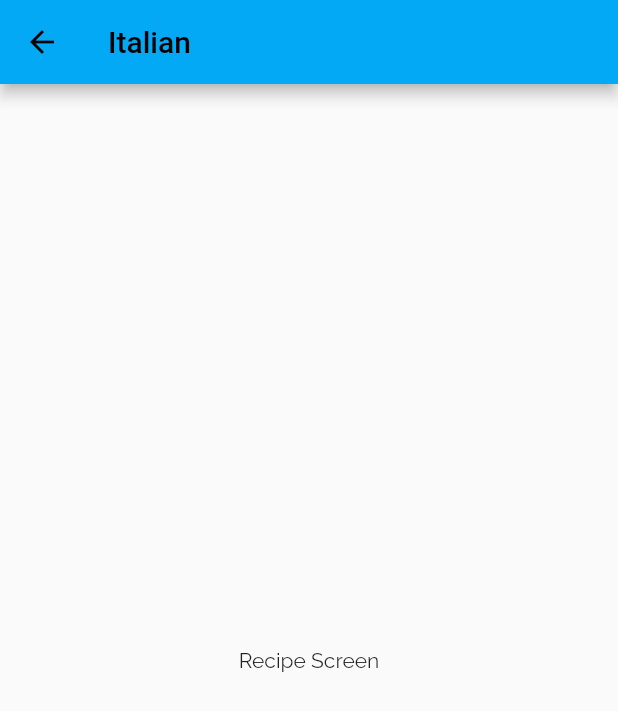
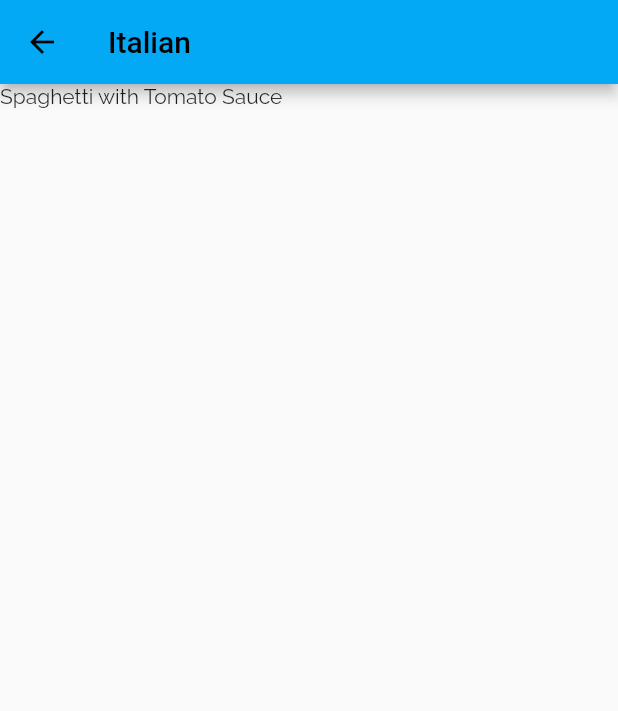
Before and after one commit to dwnlglendale/dine, a Flutter app: the screen it shows after launch, after a tap on "Italian", on a phone screen of 412 x 824 dp. Shown: the top 711 px of the screen. Run offline on Flutter 3.47's test engine with Material 2 defaults, Android fonts, the phone set to English and light mode, and no system bars; our stand-ins replace google_fonts.

Commit message:
added recipes page

```diff
--- a/lib/category_meals.dart
+++ /dev/null
@@ -1,24 +0,0 @@
-import 'package:flutter/material.dart';
-
-class CategoryMeals extends StatelessWidget {
-   const CategoryMeals({Key? key,}) : super(key: key);
-
-   static const routeName = '/category-meals';
-
-@override
-  Widget build(BuildContext context) {
-
-    final routeArgs = ModalRoute.of(context)!.settings.arguments as Map<String, String> ;
-    final categoryTitle = routeArgs['title'];
-    final categoryId = routeArgs['id'];
-
-    return Scaffold(
-      appBar: AppBar(
-        title:  Text(categoryTitle!),
-      ),
-      body: const Center(
-        child: Text('Recipe Screen'),
-      ),
-    );
-  }
-}
--- a/lib/category_item.dart
+++ b/lib/widgets/category_item.dart
@@ -1,4 +1,4 @@
-import 'package:dine/category_meals.dart';
+import 'package:dine/widgets/category_meals.dart';
 import 'package:flutter/material.dart';
 
 import 'category_meals.dart';
--- /dev/null
+++ b/lib/widgets/category_meals.dart
@@ -0,0 +1,33 @@
+import 'package:dine/widgets/dummy_data.dart';
+import 'package:flutter/material.dart';
+
+
+class CategoryMeals extends StatelessWidget {
+  const CategoryMeals({
+    Key? key,
+  }) : super(key: key);
+
+  static const routeName = '/category-meals';
+
+  @override
+  Widget build(BuildContext context) {
+    final routeArgs =
+        ModalRoute.of(context)!.settings.arguments as Map<String, String>;
+    final categoryTitle = routeArgs['title'];
+    final categoryId = routeArgs['id'];
+    final categoryMeals = dummyMeals.where((meal) {
+      return meal.catID.contains(categoryId);
+    }).toList();
+
+    return Scaffold(
+      appBar: AppBar(
+        title: Text(categoryTitle!),
+      ),
+      body:  SafeArea(
+        child: ListView.builder(itemBuilder: (ctx, index){
+             return Text(categoryMeals[index].title);
+        }, itemCount: categoryMeals.length,),
+      ),
+    );
+  }
+}
--- /dev/null
+++ b/lib/widgets/dummy_data.dart
@@ -0,0 +1,60 @@
+import 'package:dine/models/meal.dart';
+import 'package:flutter/material.dart';
+
+import '../models/category.dart';
+
+const dummyCategories = [
+  Category(iD: 'c1', title: 'Italian', bgColor: Colors.blue),
+  Category(iD: 'c2', title: 'Chinese', bgColor: Colors.yellow),
+  Category(iD: 'c3', title: 'Ghanaian', bgColor: Colors.red),
+  Category(iD: 'c4', title: 'French', bgColor: Colors.grey),
+  Category(iD: 'c5', title: 'Portuguese', bgColor: Colors.green),
+  Category(iD: 'c6', title: 'Jamaican', bgColor: Colors.indigo),
+  Category(iD: 'c7', title: 'British', bgColor: Colors.orange),
+  Category(iD: 'c8', title: 'American', bgColor: Colors.blue),
+];
+
+final dummyMeals = [
+  Meal(
+      id: 'm1',
+      catID: ['c1', 'c2'],
+      title: 'Spaghetti with Tomato Sauce',
+      complexity: Complexity.simple,
+      duration: 20,
+      imageUrl:
+          'https://images-gmi-pmc.edge-generalmills.com/71c89d7a-9347-481b-adc0-0ecab07b24b4.jpg',
+      ingredients: [
+        '4 Tomatoes',
+        '1 Tablespoon of Olive Oil',
+        '1 Onion',
+        '250g Spaghetti',
+        'Spices',
+      ],
+      steps: ['Butter one side with white bread'],
+      affordability: Affordability.moderate,
+      isGlutenFree: false,
+      isLactose: false,
+      isVegan: false,
+      isVegetarian: false),
+  Meal(
+      id: 'm2',
+      catID: ['c3', 'c4'],
+      title: 'Beef Tarts',
+      complexity: Complexity.simple,
+      duration: 20,
+      imageUrl:
+      'https://images-gmi-pmc.edge-generalmills.com/71c89d7a-9347-481b-adc0-0ecab07b24b4.jpg',
+      ingredients: [
+        '4 Tomatoes',
+        '1 Tablespoon of Olive Oil',
+        '1 Onion',
+        '250g Spaghetti',
+        'Spices',
+      ],
+      steps: ['Butter one side with white bread'],
+      affordability: Affordability.moderate,
+      isGlutenFree: false,
+      isLactose: false,
+      isVegan: false,
+      isVegetarian: false),
+];
```
Also changed, not shown: lib/dummy_data.dart (deleted, +0 -15 lines), lib/main.dart (+6 -3 lines), lib/models/meal.dart (added, +38 -0 lines), lib/widgets/categories_screen.dart (renamed from lib/categories_screen.dart).
